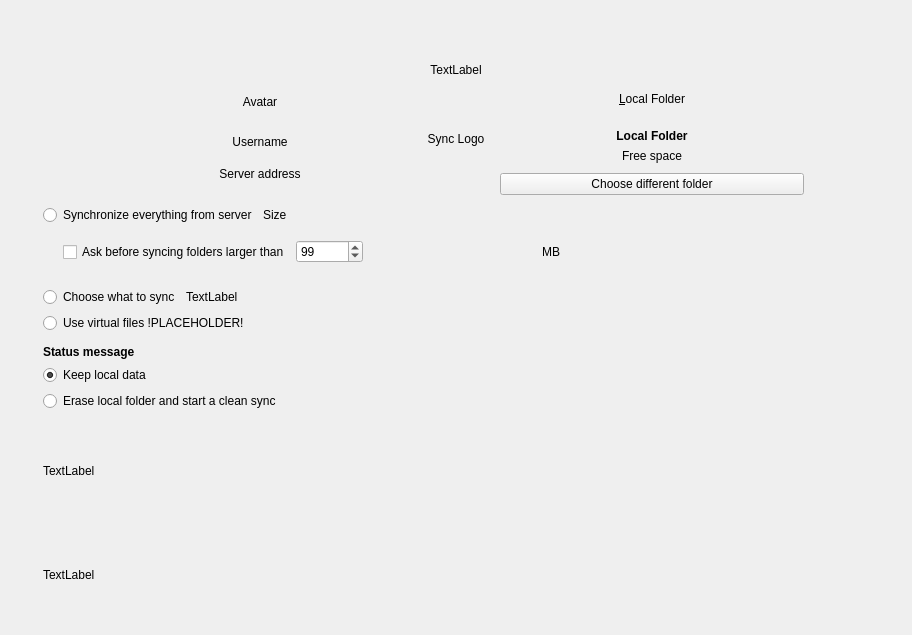
Above: src/gui/wizard/owncloudadvancedsetuppage.ui from IONOS-Productivity/nc-desktop before the change. Below: the same form after it.
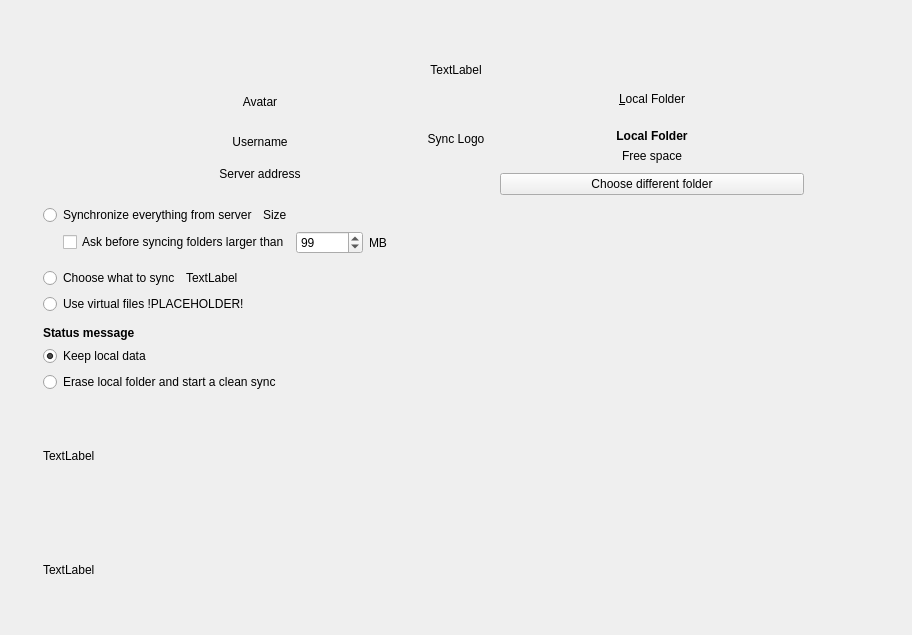
That is the form after the change.

The edit to the form file:
```diff
--- a/src/gui/wizard/owncloudadvancedsetuppage.ui
+++ b/src/gui/wizard/owncloudadvancedsetuppage.ui
@@ -456,9 +456,7 @@
          <item>
           <widget class="QLabel" name="confTraillingSizeLabel">
            <property name="text">
-            <string extracomment="Trailing part of &quot;Ask confirmation before syncing folder larger than&quot; ">
-                                                    MB
-                                                </string>
+            <string extracomment="Trailing part of &quot;Ask confirmation before syncing folder larger than&quot; ">MB</string>
            </property>
            <property name="textFormat">
             <enum>Qt::PlainText</enum>
```
Left out of the diff: 6 changed lines with no effect on the pictures. Lines whose indentation alone changed are shown as unchanged.
